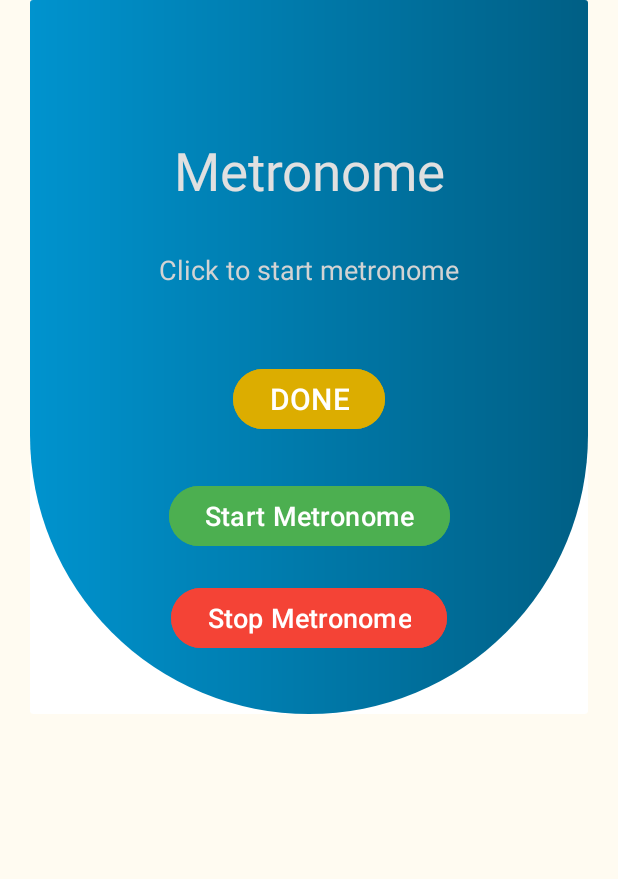
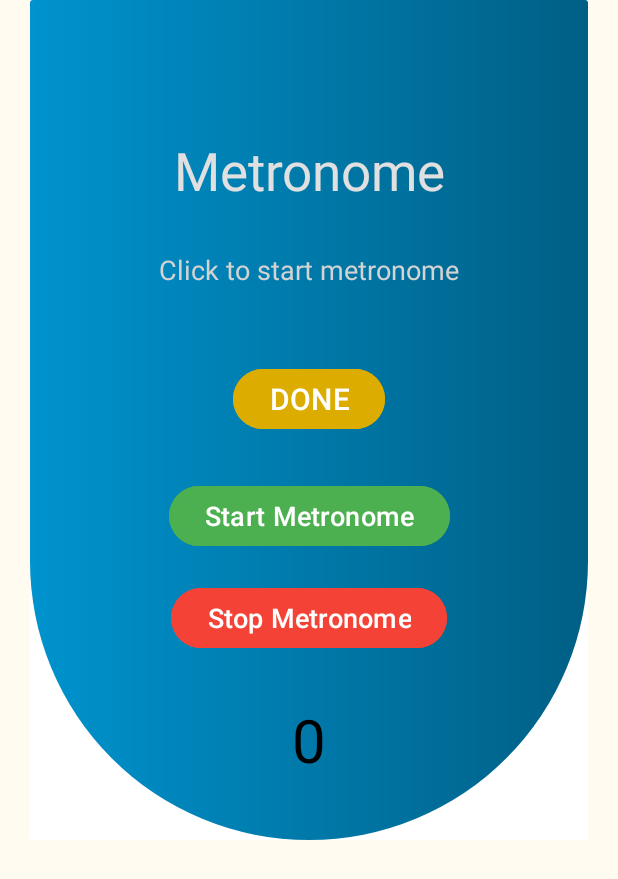
Before and after one commit to madhurpv/EmergencyCPR, an Android app: the MetronomeActivity screen opened directly, with no data from a screen before it, on a phone screen of 412 x 824 dp. Shown: the top 879 px of the screen. Run offline under Robolectric (Android 15) with nearby library versions, the phone set to English and light mode, and no system bars.

Commit message:
Metronome, other changes

```diff
--- a/app/src/main/java/com/example/emergencycpr/MetronomeActivity.java
+++ b/app/src/main/java/com/example/emergencycpr/MetronomeActivity.java
@@ -1,11 +1,13 @@
 package com.example.emergencycpr;
 
+import android.graphics.Color;
 import android.media.AudioManager;
 import android.media.ToneGenerator;
 import android.os.Bundle;
 import android.os.Handler;
 import android.view.View;
 import android.widget.Button;
+import android.widget.TextView;
 
 import androidx.activity.EdgeToEdge;
 import androidx.appcompat.app.AppCompatActivity;
@@ -17,8 +19,10 @@ public class MetronomeActivity extends AppCompatActivity {
 
 
     private Button startButton, stopButton;
+    private TextView metronomeCounter;
     private Handler handler = new Handler();
     private boolean isRunning = false;
+    private int beatCount = 0;
 
     // 100 BPM -> 60000 ms / 100 = 600 ms per beat
     private final int intervalMs = 600;
@@ -28,6 +32,7 @@ public class MetronomeActivity extends AppCompatActivity {
         public void run() {
             if (isRunning) {
                 playClick();
+                updateCounter();
                 handler.postDelayed(this, intervalMs);
             }
         }
@@ -44,9 +49,14 @@ public class MetronomeActivity extends AppCompatActivity {
             return insets;
         });
 
+        // Show Status Bar.
+        getWindow().getDecorView().setSystemUiVisibility(View.SYSTEM_UI_FLAG_VISIBLE);
+        getWindow().setStatusBarColor(Color.parseColor("#0000bb"));
+
 
         startButton = findViewById(R.id.startMetronomeButton);
         stopButton = findViewById(R.id.stopMetronomeButton);
+        metronomeCounter = findViewById(R.id.metronomeCounter);
 
         startButton.setOnClickListener(new View.OnClickListener() {
             @Override
@@ -66,6 +76,7 @@ public class MetronomeActivity extends AppCompatActivity {
     private void startMetronome() {
         if (!isRunning) {
             isRunning = true;
+            beatCount = 0;
             handler.post(metronomeRunnable);
         }
     }
@@ -76,9 +87,18 @@ public class MetronomeActivity extends AppCompatActivity {
     }
 
     private void playClick() {
-        // Simple beep sound using ToneGenerator
+        // High beep on the first beat, lower beep on others
         ToneGenerator toneGen = new ToneGenerator(AudioManager.STREAM_MUSIC, 100);
-        toneGen.startTone(ToneGenerator.TONE_PROP_BEEP, 100);
+        if (beatCount == 0) {
+            toneGen.startTone(ToneGenerator.TONE_PROP_BEEP2, 150); // Strong beat
+        } else {
+            toneGen.startTone(ToneGenerator.TONE_PROP_BEEP, 100);  // Weak beat
+        }
+    }
+
+    private void updateCounter() {
+        beatCount = (beatCount % 100) + 1; // cycle 1-100
+        metronomeCounter.setText(String.valueOf(beatCount));
     }
 
     @Override
--- a/app/src/main/res/layout/activity_metronome.xml
+++ b/app/src/main/res/layout/activity_metronome.xml
@@ -96,6 +96,18 @@
                 app:layout_constraintStart_toStartOf="parent"
                 app:layout_constraintEnd_toEndOf="parent"/>
 
+            <TextView
+                android:id="@+id/metronomeCounter"
+                android:layout_width="wrap_content"
+                android:layout_height="wrap_content"
+                android:layout_marginTop="30dp"
+                android:text="0"
+                android:textSize="40sp"
+                android:textColor="#000000"
+                app:layout_constraintTop_toBottomOf="@+id/stopMetronomeButton"
+                app:layout_constraintStart_toStartOf="parent"
+                app:layout_constraintEnd_toEndOf="parent"/>
+
         </androidx.constraintlayout.widget.ConstraintLayout>
 
     </androidx.cardview.widget.CardView>
```
Also changed, not shown: app/src/main/java/com/example/emergencycpr/IsRespondingActivity.java (+8 -1 lines).
